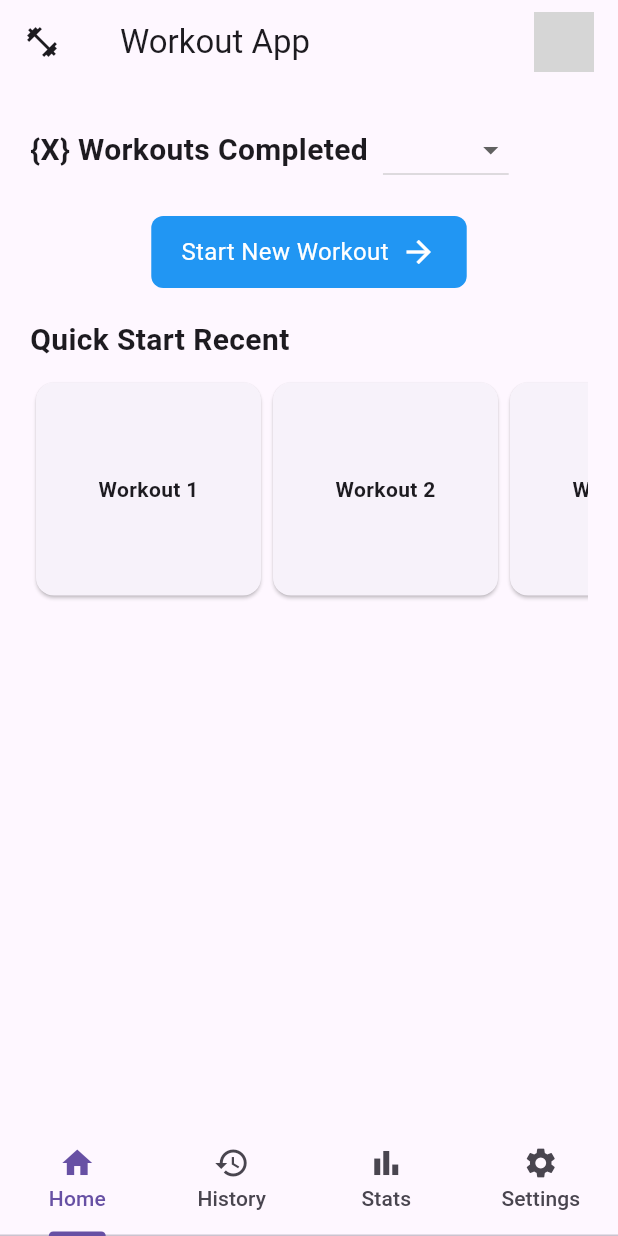
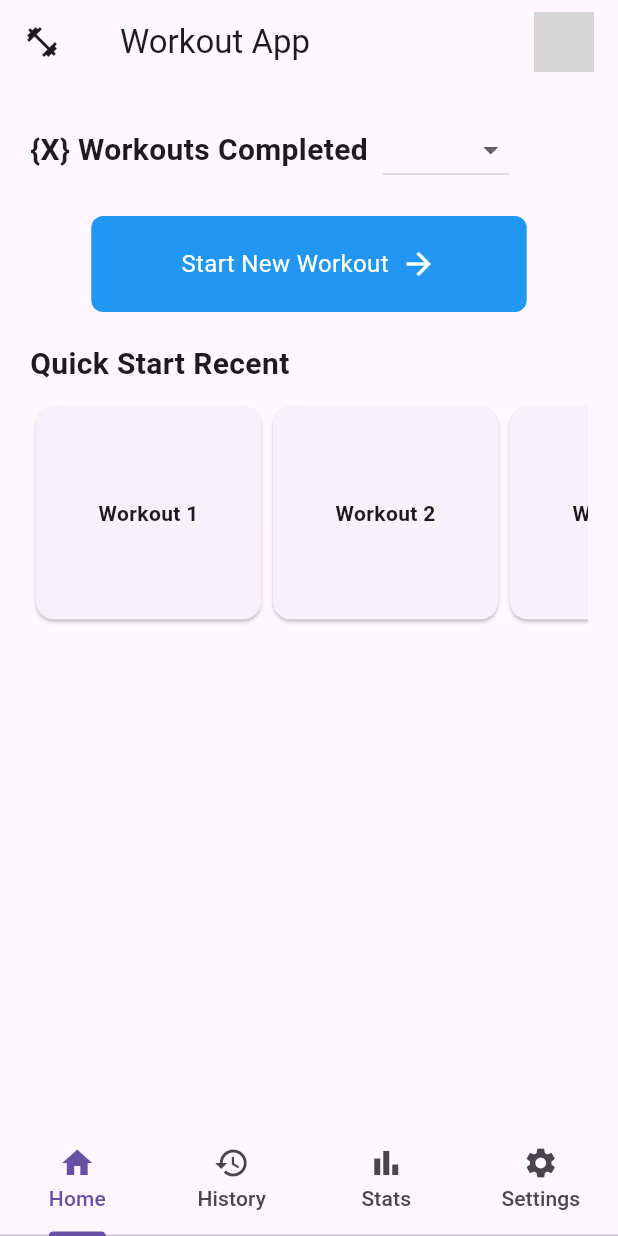
Before and after one commit to bklemfuss/WorkoutApp, a Flutter app: the screen it shows after launch, on a phone screen of 412 x 824 dp. Run offline on Flutter 3.47's test engine with Material 3 defaults, Android fonts, the phone set to English and light mode, and no system bars; our stand-ins replace sqflite; accounts and stored records are empty; network calls fail; grey boxes are pictures that could not be loaded.

Commit message:
Minor appearance updates

```diff
--- a/lib/View/HomeScreen.dart
+++ b/lib/View/HomeScreen.dart
@@ -64,7 +64,7 @@ class HomeScreen extends StatelessWidget {
             },
             child: Container(
               padding: EdgeInsets.symmetric(
-                  vertical: 12.0, horizontal: 20.0), // Adjusted padding
+                  vertical: 20.0, horizontal: 60.0), // Adjusted padding
               decoration: BoxDecoration(
                 color: Colors.blue, // Add a background color
                 borderRadius: BorderRadius.circular(8.0), // Add rounded corners
--- a/lib/main.dart
+++ b/lib/main.dart
@@ -1,5 +1,5 @@
 import 'package:flutter/material.dart';
-import 'View/HomeScreen.dart'; // Import your HomeScreen widget
+import 'View/HomeScreen.dart';
 import 'View/HistoryScreen.dart';
 import 'View/StatisticsScreen.dart';
 import 'View/OptionsScreen.dart';
```
Also changed, not shown: lib/View/OptionsScreen.dart (+8 -7 lines).
